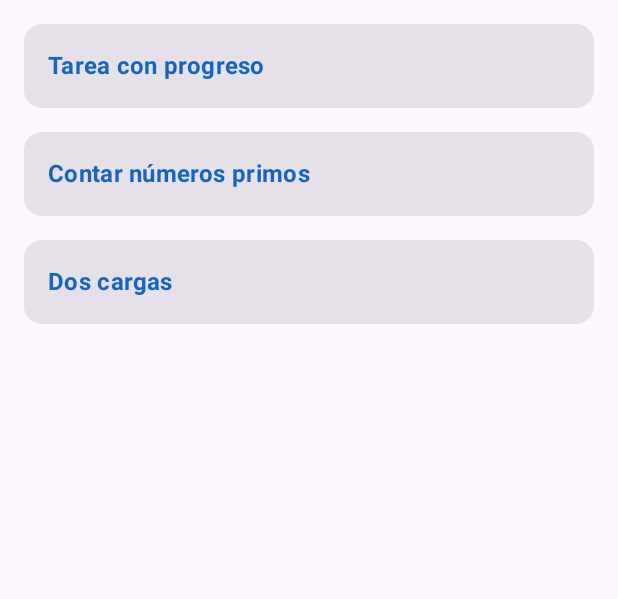
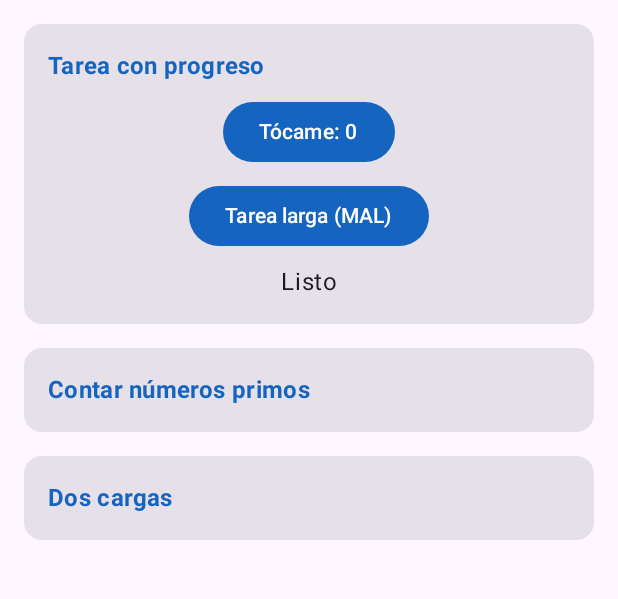
Before and after one commit to willardguillermo/CentroTareas, an Android app built with Jetpack Compose: the screen it shows after launch (MainActivity), on a phone screen of 412 x 824 dp, the part 96-695 px from its top. Run offline under Robolectric (Android 15) with nearby library versions, the phone set to English and light mode, and no system bars.

Commit message:
feat(hilos): provoca el congelamiento con Thread.sleep en el hilo principal
Demuestra que una tarea larga en el hilo principal congela la pantalla y deja la observación en el README

```diff
--- a/app/src/main/java/com/tecsup/centrotareas/ui/PantallaTareas.kt
+++ b/app/src/main/java/com/tecsup/centrotareas/ui/PantallaTareas.kt
@@ -8,6 +8,7 @@ import androidx.compose.foundation.layout.fillMaxWidth
 import androidx.compose.foundation.layout.padding
 import androidx.compose.foundation.rememberScrollState
 import androidx.compose.foundation.verticalScroll
+import androidx.compose.material3.Button
 import androidx.compose.material3.Card
 import androidx.compose.material3.ExperimentalMaterial3Api
 import androidx.compose.material3.MaterialTheme
@@ -16,6 +17,11 @@ import androidx.compose.material3.Text
 import androidx.compose.material3.TopAppBar
 import androidx.compose.material3.TopAppBarDefaults
 import androidx.compose.runtime.Composable
+import androidx.compose.runtime.collectAsState
+import androidx.compose.runtime.getValue
+import androidx.compose.runtime.mutableIntStateOf
+import androidx.compose.runtime.saveable.rememberSaveable
+import androidx.compose.runtime.setValue
 import androidx.compose.ui.Alignment
 import androidx.compose.ui.Modifier
 import androidx.compose.ui.text.font.FontWeight
@@ -25,6 +31,9 @@ import com.tecsup.centrotareas.viewmodel.TareasViewModel
 @OptIn(ExperimentalMaterial3Api::class)
 @Composable
 fun PantallaTareas(vm: TareasViewModel) {
+    val mensaje by vm.mensaje.collectAsState()
+    var toques by rememberSaveable { mutableIntStateOf(0) }
+
     Scaffold(
         topBar = {
             TopAppBar(
@@ -45,7 +54,13 @@ fun PantallaTareas(vm: TareasViewModel) {
             verticalArrangement = Arrangement.spacedBy(16.dp)
         ) {
             TarjetaTarea(titulo = "Tarea con progreso") {
-                // TODO Pasos 1 a 4: Tócame, Iniciar/Cancelar, barra y mensaje
+                Button(onClick = { toques++ }) {
+                    Text("Tócame: $toques")
+                }
+                Button(onClick = { vm.tareaLargaMala() }) {
+                    Text("Tarea larga (MAL)")
+                }
+                Text(text = mensaje)
             }
             TarjetaTarea(titulo = "Contar números primos") {
                 // TODO Paso 5: campo numérico, Contar/Cancelar y resultado
--- a/app/src/main/java/com/tecsup/centrotareas/viewmodel/TareasViewModel.kt
+++ b/app/src/main/java/com/tecsup/centrotareas/viewmodel/TareasViewModel.kt
@@ -13,7 +13,11 @@ class TareasViewModel(private val repo: TareasRepository) : ViewModel() {
     // ----- Tarea con progreso (pasos 1 a 4)
     private val _mensaje = MutableStateFlow("Listo")
     val mensaje: StateFlow<String> = _mensaje.asStateFlow()
-    // TODO Paso 1: fun tareaLargaMala()
+    fun tareaLargaMala() {
+        _mensaje.value = "Trabajando..."
+        Thread.sleep(4000)
+        _mensaje.value = "Terminó"
+    }
     // TODO Paso 2: fun tareaLarga()
     // TODO Paso 3: progreso
     // TODO Paso 4: trabajo (Job), corriendo y cancelar()
```
Also changed, not shown: 1 other file.
